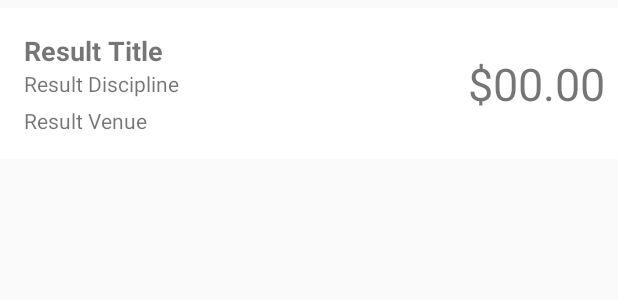
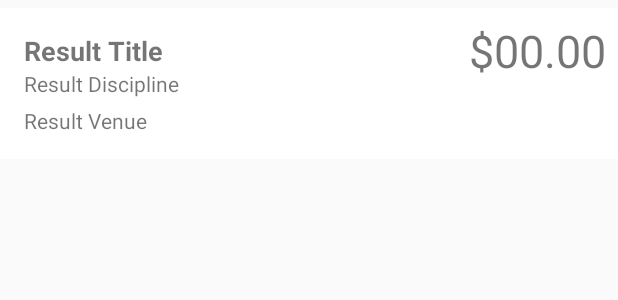
Before and after one commit to Charlhye/Android-Challenge-1, an Android app: the layout result_item.xml on its own in the app's theme, with its tools: preview values and no code run, on a phone screen of 412 x 824 dp. Shown: the top 300 px of the screen. Run offline under Robolectric (Android 15) with nearby library versions, the phone set to English and light mode, and no system bars; network calls fail.

Commit message:
Resultados OK

```diff
--- a/app/src/main/java/mx/charlhyemartinez/challenge/model/ResultItem.java
+++ b/app/src/main/java/mx/charlhyemartinez/challenge/model/ResultItem.java
@@ -79,4 +79,8 @@ public class ResultItem implements Serializable {
     public void setAddress(String address) {
         this.address = address;
     }
+
+    public String toString() {
+        return this.title + ", " + this.venue + ", " + this.price;
+    }
 }
--- a/app/src/main/res/layout/result_item.xml
+++ b/app/src/main/res/layout/result_item.xml
@@ -9,7 +9,7 @@
     android:padding="8dp">
 
     <LinearLayout
-        android:layout_width="wrap_content"
+        android:layout_width="match_parent"
         android:layout_height="wrap_content"
         android:layout_margin="8dp"
         android:layout_weight="100"
@@ -39,6 +39,12 @@
 
     </LinearLayout>
 
+    <LinearLayout
+        android:layout_width="wrap_content"
+        android:layout_height="wrap_content"
+        android:gravity="center|center_horizontal|center_vertical"
+        android:orientation="horizontal">
+
         <TextView
             android:id="@+id/result_price"
             android:layout_width="wrap_content"
@@ -46,6 +52,8 @@
             android:layout_weight="1"
             android:gravity="center"
             android:text="$00.00"
+            android:textAlignment="textEnd"
             android:textSize="30sp" />
+    </LinearLayout>
 
 </LinearLayout>
```
Also changed, not shown: app/src/main/java/mx/charlhyemartinez/challenge/HomeScreen.java (+11 -6 lines), app/src/main/java/mx/charlhyemartinez/challenge/ResultsActivity.java (+14 -2 lines), app/src/main/res/layout/activity_results.xml (+3 -6 lines). Lines whose indentation alone changed are shown as unchanged.
